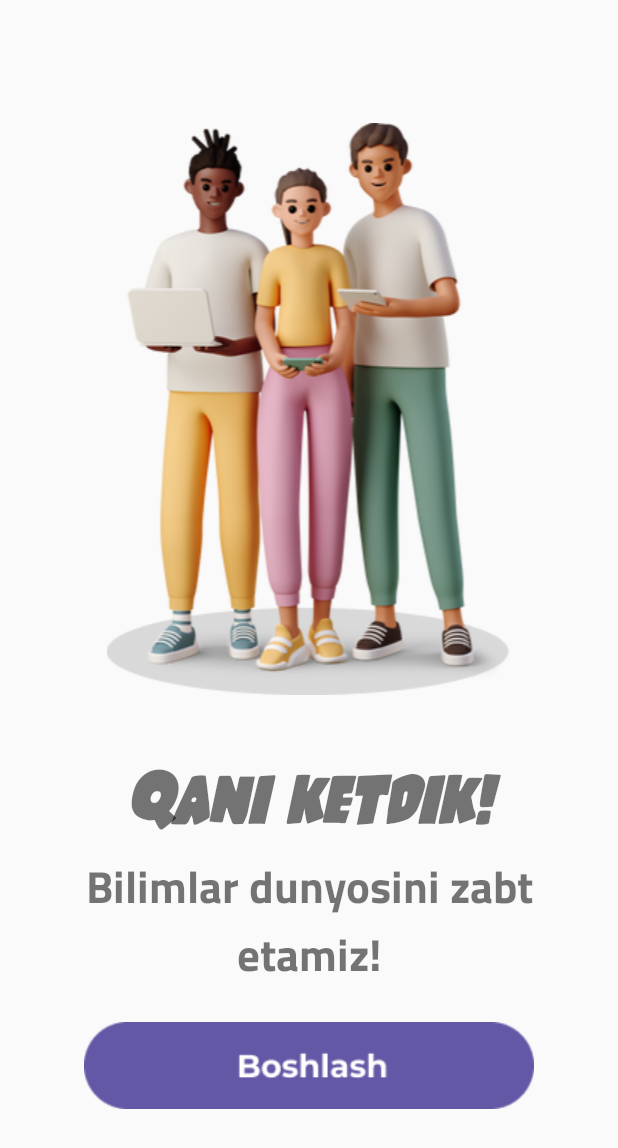
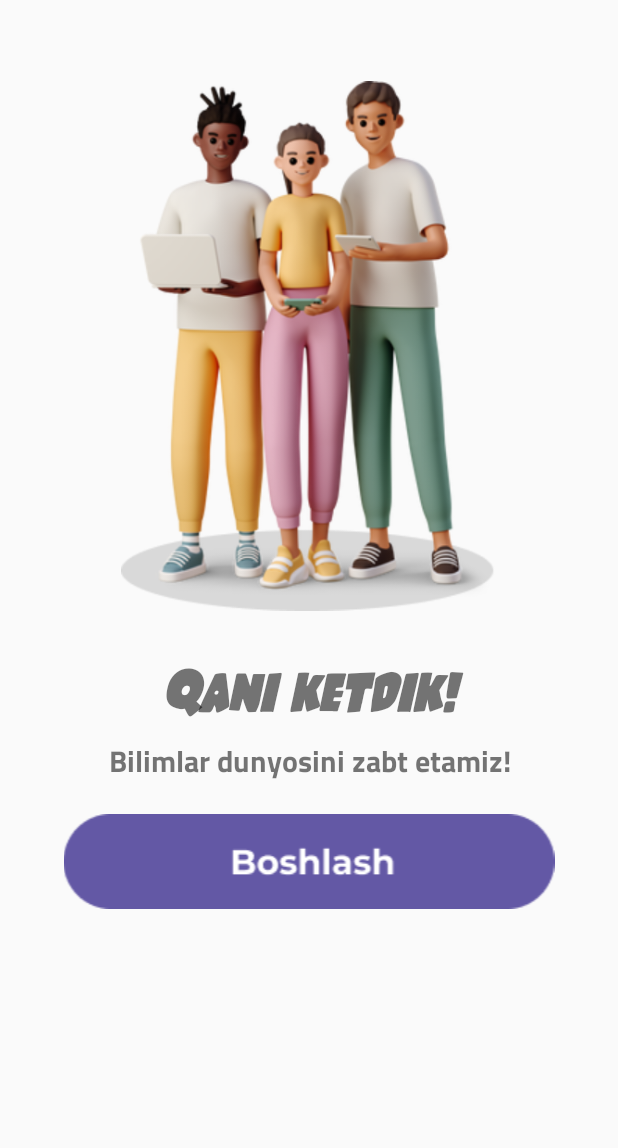
Before and after one commit to xujamov/Quiz, an Android app: the screen it shows after launch (ScreenActivity), on a phone screen of 412 x 824 dp. Shown: the top 1148 px of the screen. Run offline under Robolectric (Android 15) with nearby library versions, the phone set to English and light mode, and no system bars.

Commit message:
some change

```diff
--- a/app/src/main/res/layout/activity_body.xml
+++ b/app/src/main/res/layout/activity_body.xml
@@ -37,14 +37,12 @@
         android:id="@+id/parts_layout"
         android:layout_width="match_parent"
         android:layout_height="match_parent"
-        android:layout_marginTop="50dp"
+        android:gravity="center"
         android:background="@drawable/poll">
 
         <LinearLayout
             android:layout_width="match_parent"
             android:layout_height="250dp"
-            android:layout_marginLeft="20dp"
-            android:layout_marginRight="20dp"
             android:layout_weight="1"
             android:background="@drawable/table"
             android:orientation="horizontal">
@@ -57,16 +55,6 @@
                 android:layout_marginRight="20dp"
                 android:layout_weight="1"
                 android:orientation="horizontal">
-
-                <!--                <ImageView-->
-                <!--                    android:id="@+id/bone2"-->
-                <!--                    android:layout_width="wrap_content"-->
-                <!--                    android:layout_height="match_parent"-->
-                <!--                    android:layout_margin="10dp"-->
-                <!--                    android:layout_weight="1"-->
-                <!--                    android:onClick="PlayGame"-->
-                <!--                    android:src="@drawable/v4_skeletone_part_panal_1"-->
-                <!--                    android:tag="skelet2" />-->
             </LinearLayout>
         </LinearLayout>
 
--- a/app/src/main/res/layout/activity_screen.xml
+++ b/app/src/main/res/layout/activity_screen.xml
@@ -4,14 +4,14 @@
     xmlns:tools="http://schemas.android.com/tools"
     android:layout_width="match_parent"
     android:layout_height="match_parent"
-    android:gravity="center"
+    android:gravity="center_horizontal"
     android:orientation="vertical"
     android:padding="40dp"
     tools:context=".ScreenActivity">
 
     <ImageView
         android:id="@+id/logo"
-        android:layout_width="300dp"
+        android:layout_width="250dp"
         android:layout_height="wrap_content"
         android:src="@drawable/main" />
 
@@ -19,11 +19,11 @@
         android:id="@+id/tQ"
         android:layout_width="match_parent"
         android:layout_height="wrap_content"
-        android:layout_marginTop="44dp"
+        android:layout_marginTop="20dp"
         android:fontFamily="@font/shablagooital"
         android:gravity="center"
         android:text="@string/welcome"
-        android:textSize="50sp"
+        android:textSize="40sp"
         tools:layout_editor_absoluteX="0dp" />
 
     <TextView
@@ -34,11 +34,11 @@
         android:fontFamily="@font/titillium"
         android:gravity="center"
         android:text="@string/quote"
-        android:textSize="30sp" />
+        android:textSize="20sp" />
 
     <ImageView
         android:id="@+id/playGame"
-        android:layout_width="300dp"
+        android:layout_width="match_parent"
         android:layout_height="wrap_content"
         android:layout_marginTop="20dp"
         android:src="@drawable/button" />
```
